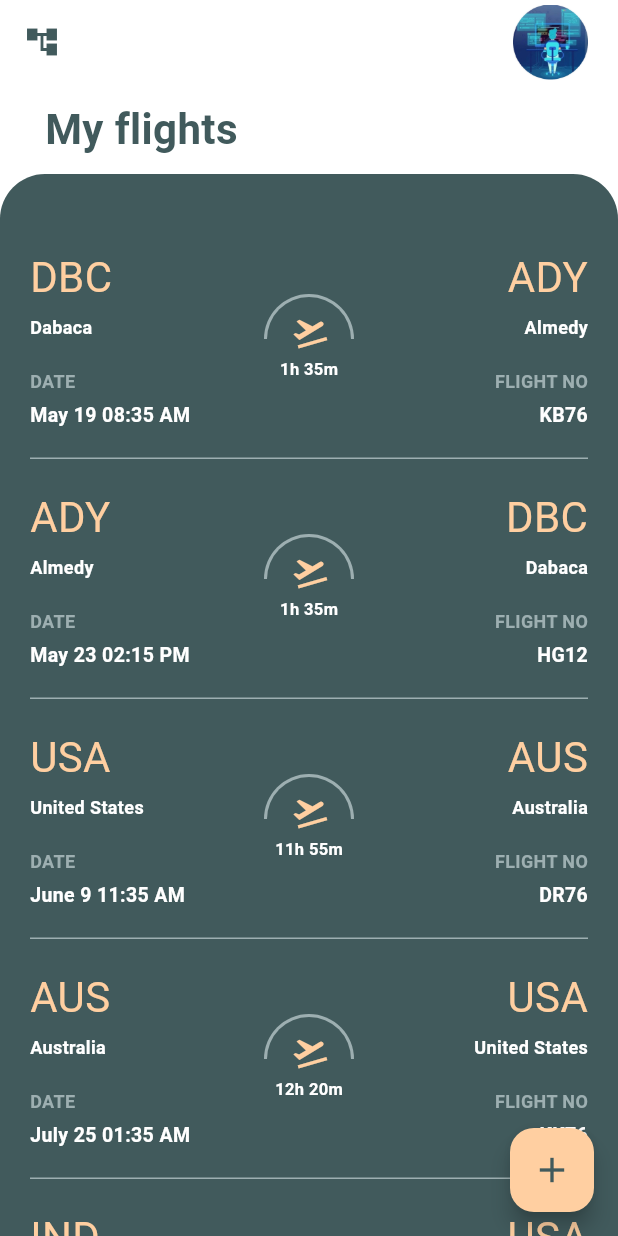
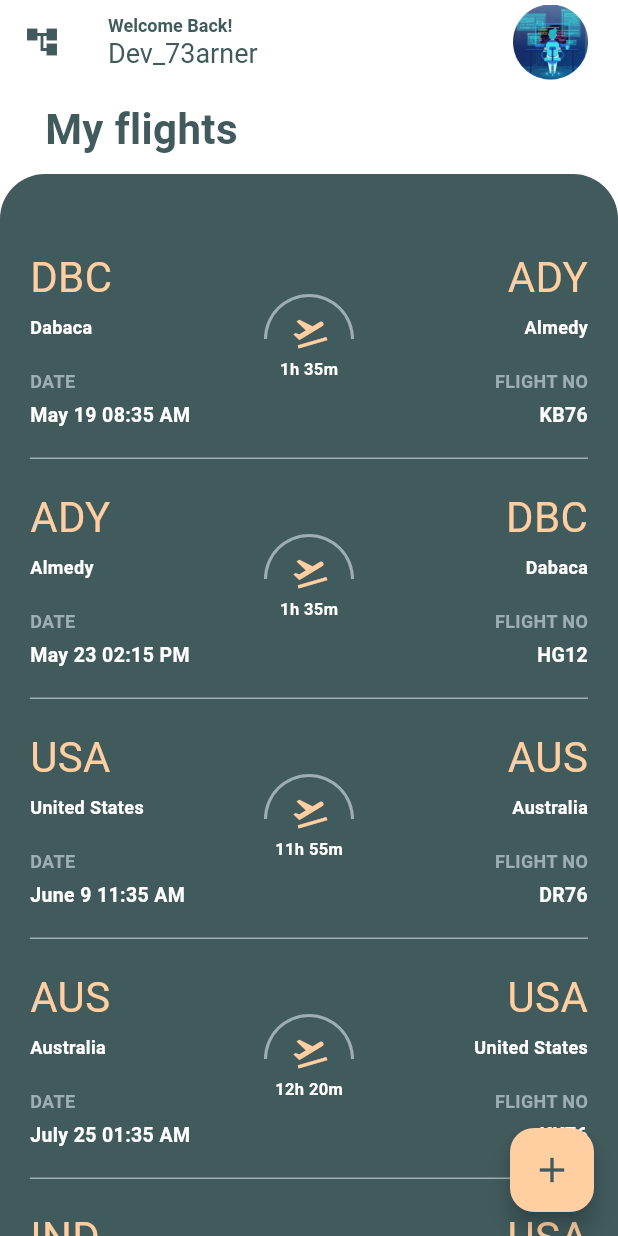
Before and after one commit to Mirzaazmath/flutter_flight_app_ui, a Flutter app: the HomeScreen screen opened directly, on a phone screen of 412 x 824 dp. Run offline on Flutter 3.47's test engine with Material 2 defaults, Android fonts, the phone set to English and light mode, and no system bars; our stand-ins replace date_picker_timeline.

Commit message:
added output

```diff
--- a/lib/screens/home_screen.dart
+++ b/lib/screens/home_screen.dart
@@ -14,10 +14,18 @@ class HomeScreen extends StatelessWidget {
     return Scaffold(
       backgroundColor: Colors.white,
       appBar: AppBar(
+        title:  Column(
+          crossAxisAlignment: CrossAxisAlignment.start,
+          children: [
+            TextUtil(text: "Welcome Back!",color: Theme.of(context).primaryColor,size: 12,weight: true,),
+            TextUtil(text: "Dev_73arner",color: Theme.of(context).primaryColor,),
+          ],
+        ),
 
         elevation: 0,
         leading: Icon(Icons.account_tree,color: Theme.of(context).primaryColor,),
         actions: [
+
           Container(
             height: 50,
             width: 50,
```
Also changed, not shown: assets/output/Screenshot1.png (added), assets/output/Screenshot2.png (added), assets/output/Screenshot3.png (added), assets/output/Screenshot4.png (added), assets/output/Screenshot5.png (added), assets/output/Screenshot6.png (added), assets/output/Screenshot7.png (added), assets/output/Screenshot8.png (added), assets/output/Screenshot9.png (added), 2 other files.
